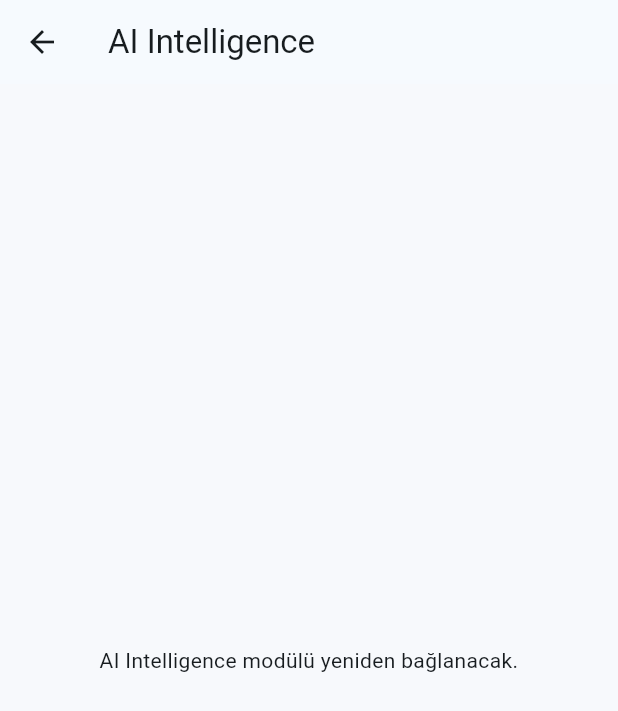
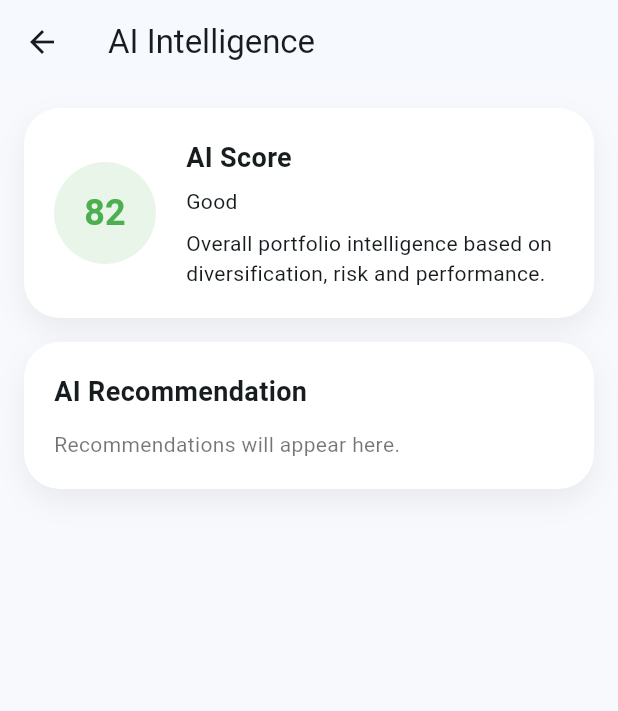
Before and after one commit to ErhanOzalhas/myfin-mobile, a Flutter app: the screen it shows once a user with an empty profile is signed in, item 4 of the bottom bar chosen, on a phone screen of 412 x 824 dp. Shown: the top 711 px of the screen. Run offline on Flutter 3.47's test engine with Material 3 defaults, Android fonts, the light colour scheme and no system bars; our stand-ins replace cloud_firestore, firebase_auth, firebase_core; accounts and stored records are empty.

Commit message:
Rebuild intelligence screen shell

```diff
--- a/lib/screens/intelligence/intelligence_page.dart
+++ b/lib/screens/intelligence/intelligence_page.dart
@@ -1,4 +1,7 @@
 import 'package:flutter/material.dart';
+
+import '../../widgets/intelligence/intelligence_recommendation_card.dart';
+import '../../widgets/intelligence/intelligence_score_card.dart';
 
 class IntelligencePage extends StatelessWidget {
   const IntelligencePage({super.key});
@@ -9,10 +12,15 @@ class IntelligencePage extends StatelessWidget {
       appBar: AppBar(
         title: const Text('AI Intelligence'),
       ),
-      body: const Center(
-        child: Text(
-          'AI Intelligence modülü yeniden bağlanacak.',
-          textAlign: TextAlign.center,
+      body: const SingleChildScrollView(
+        padding: EdgeInsets.all(16),
+        child: Column(
+          crossAxisAlignment: CrossAxisAlignment.start,
+          children: [
+            IntelligenceScoreCard(),
+            SizedBox(height: 16),
+            IntelligenceRecommendationCard(),
+          ],
         ),
       ),
     );
--- /dev/null
+++ b/lib/widgets/intelligence/intelligence_recommendation_card.dart
@@ -0,0 +1,44 @@
+import 'package:flutter/material.dart';
+
+class IntelligenceRecommendationCard extends StatelessWidget {
+  const IntelligenceRecommendationCard({super.key});
+
+  @override
+  Widget build(BuildContext context) {
+    return Container(
+      width: double.infinity,
+      padding: const EdgeInsets.all(20),
+      decoration: BoxDecoration(
+        color: Colors.white,
+        borderRadius: BorderRadius.circular(24),
+        boxShadow: [
+          BoxShadow(
+            color: Colors.black.withValues(alpha: 0.06),
+            blurRadius: 16,
+            offset: const Offset(0, 8),
+          ),
+        ],
+      ),
+      child: const Column(
+        crossAxisAlignment: CrossAxisAlignment.start,
+        children: [
+          Text(
+            'AI Recommendation',
+            style: TextStyle(
+              fontSize: 18,
+              fontWeight: FontWeight.bold,
+            ),
+          ),
+          SizedBox(height: 12),
+          Text(
+            'Recommendations will appear here.',
+            style: TextStyle(
+              fontSize: 14,
+              color: Colors.black54,
+            ),
+          ),
+        ],
+      ),
+    );
+  }
+}
--- /dev/null
+++ b/lib/widgets/intelligence/intelligence_score_card.dart
@@ -0,0 +1,67 @@
+import 'package:flutter/material.dart';
+
+class IntelligenceScoreCard extends StatelessWidget {
+  const IntelligenceScoreCard({super.key});
+
+  @override
+  Widget build(BuildContext context) {
+    const score = 82;
+    const status = 'Good';
+
+    final scoreColor = score >= 80
+        ? Colors.green
+        : score >= 60
+            ? Colors.orange
+            : Colors.red;
+
+    return Container(
+      width: double.infinity,
+      padding: const EdgeInsets.all(20),
+      decoration: BoxDecoration(
+        color: Colors.white,
+        borderRadius: BorderRadius.circular(24),
+        boxShadow: [
+          BoxShadow(
+            color: Colors.black.withValues(alpha: 0.06),
+            blurRadius: 16,
+            offset: const Offset(0, 8),
+          ),
+        ],
+      ),
+      child: Row(
+        children: [
+          CircleAvatar(
+            radius: 34,
+            backgroundColor: scoreColor.withValues(alpha: 0.12),
+            child: Text(
+              '$score',
+              style: TextStyle(
+                fontSize: 24,
+                fontWeight: FontWeight.bold,
+                color: scoreColor,
+              ),
+            ),
+          ),
+          const SizedBox(width: 20),
+          const Expanded(
+            child: Column(
+              crossAxisAlignment: CrossAxisAlignment.start,
+              children: [
+                Text(
+                  'AI Score',
+                  style: TextStyle(fontSize: 18, fontWeight: FontWeight.bold),
+                ),
+                SizedBox(height: 6),
+                Text('Good'),
+                SizedBox(height: 8),
+                Text(
+                  'Overall portfolio intelligence based on diversification, risk and performance.',
+                ),
+              ],
+            ),
+          ),
+        ],
+      ),
+    );
+  }
+}
```
Also changed, not shown: lib/widgets/intelligence/intelligence_divider.dart (added, +16 -0 lines), lib/widgets/intelligence/intelligence_hero_card.dart (added, +88 -0 lines), lib/widgets/intelligence/intelligence_section_header.dart (added, +45 -0 lines).
